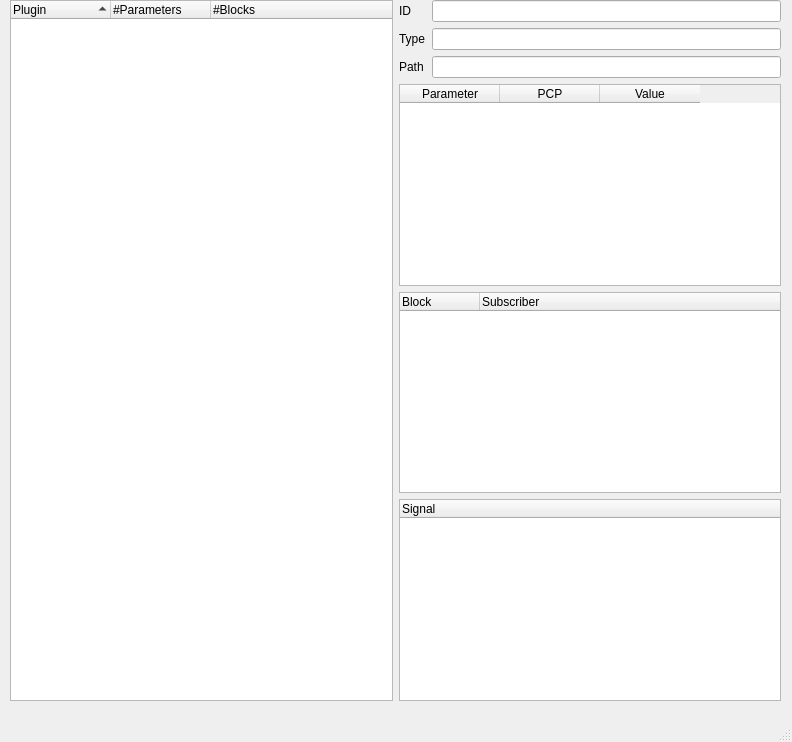
Above: ui/gui/manager.ui from TUB-Control/PaPI before the change. Below: the same form after it.
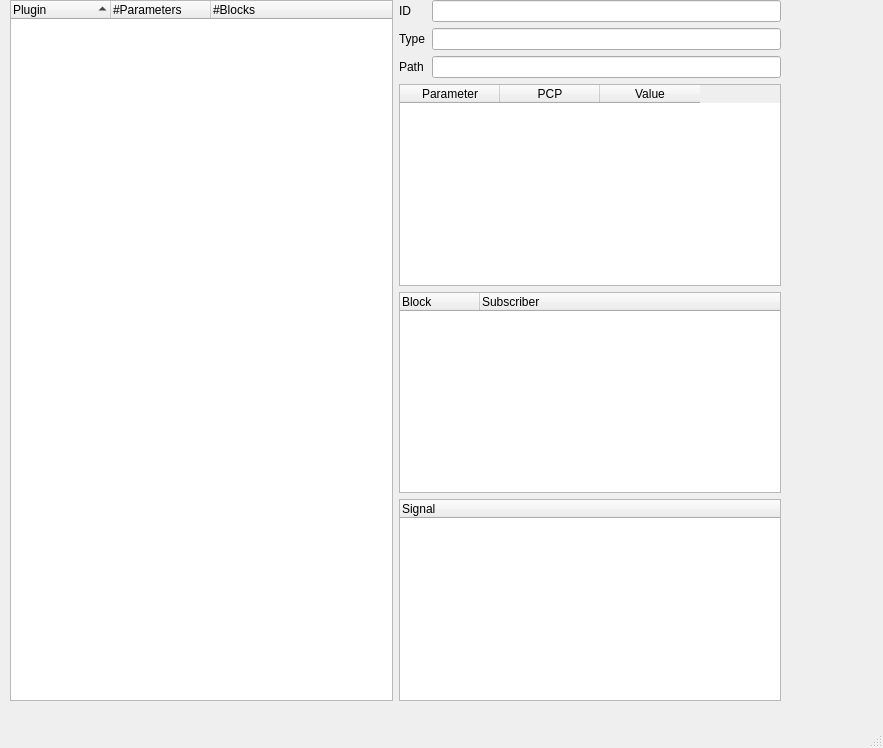
That is the form after the change.

What changed in the file:
```diff
--- a/ui/gui/manager.ui
+++ b/ui/gui/manager.ui
@@ -6,8 +6,8 @@
    <rect>
     <x>0</x>
     <y>0</y>
-    <width>792</width>
-    <height>742</height>
+    <width>883</width>
+    <height>748</height>
    </rect>
   </property>
   <property name="sizePolicy">
```
Left out of the diff: 2 changed lines with no effect on the pictures.
